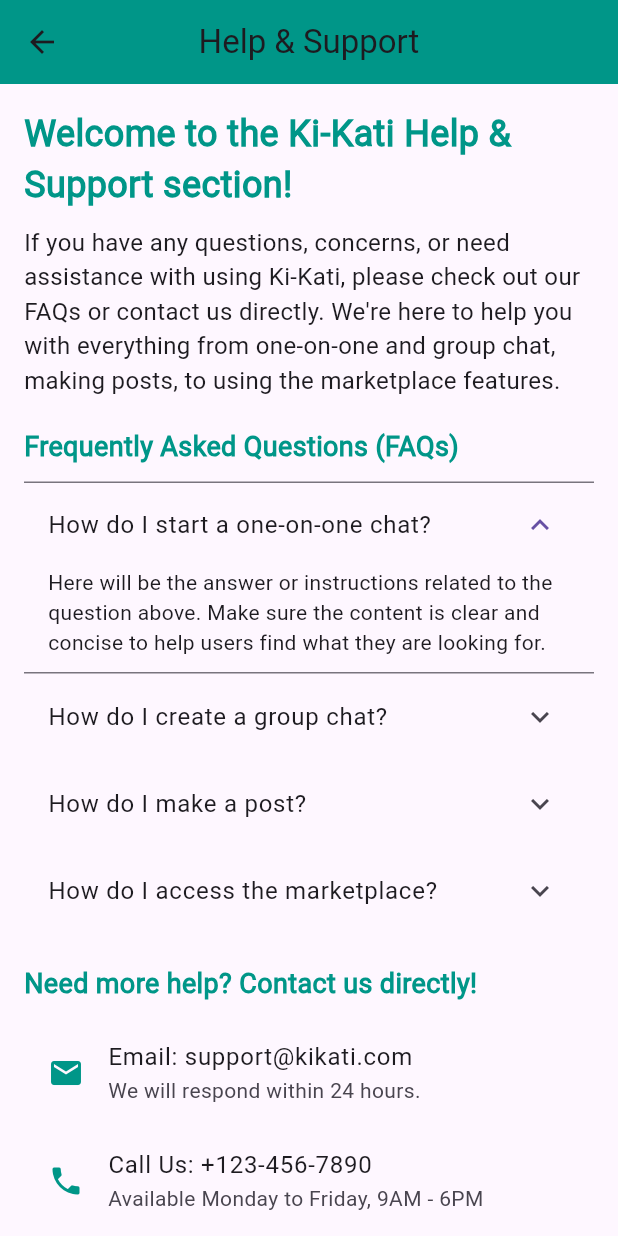
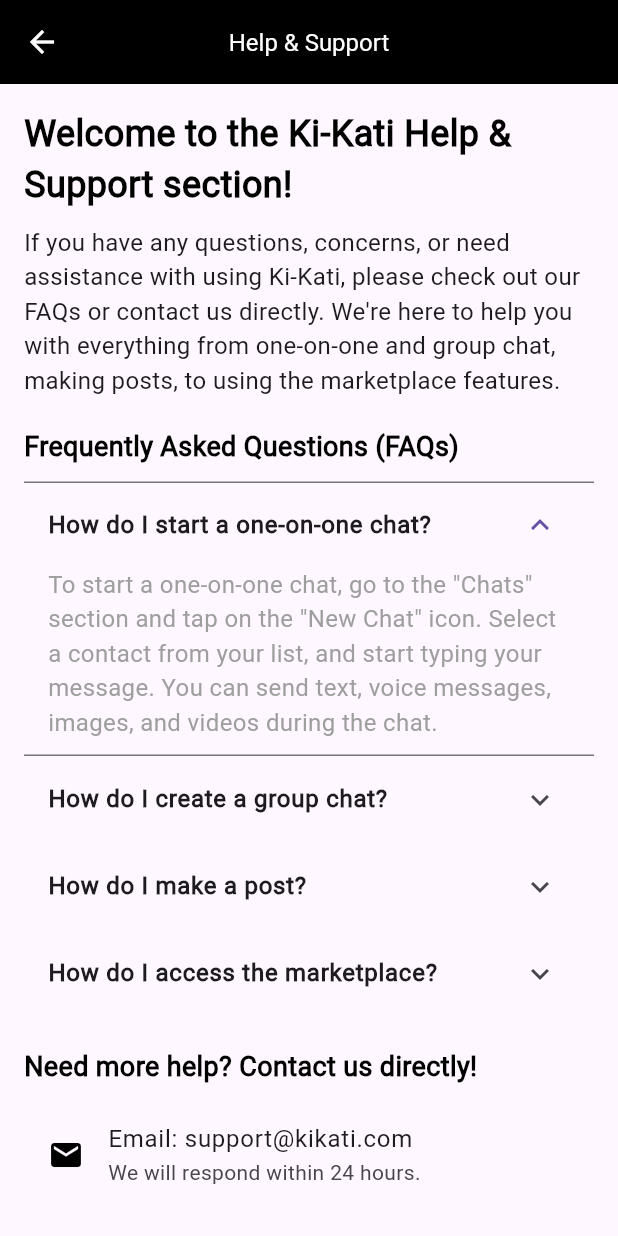
Before and after one commit to nsengiyumva-wilberforce/Ki-kati, a Flutter app: the HelpScreen screen opened directly, after a tap on "How do I start a one-on-one chat?", on a phone screen of 412 x 824 dp. Run offline on Flutter 3.47's test engine with Material 3 defaults, Android fonts, the phone set to English and light mode, and no system bars; our stand-ins replace dio, file_picker, flutter_contacts, flutter_secure_storage, permission_handler, share_plus and 1 more; accounts and stored records are empty.

Commit message:
added share, help, account screens

```diff
--- a/lib/components/help_screen.dart
+++ b/lib/screens/help_screen.dart
@@ -7,9 +7,13 @@
   Widget build(BuildContext context) {
     return Scaffold(
       appBar: AppBar(
-        title: const Text('Help & Support'),
+        foregroundColor: Colors.white,
+        title: const Text(
+          'Help & Support',
+          style: TextStyle(fontSize: 16),
+        ),
         centerTitle: true,
-        backgroundColor: Colors.teal,
+        backgroundColor: Colors.black,
       ),
       body: Padding(
         padding: const EdgeInsets.all(16.0),
@@ -21,7 +25,7 @@
               style: TextStyle(
                 fontSize: 24,
                 fontWeight: FontWeight.bold,
-                color: Colors.teal,
+                color: Colors.black,
               ),
             ),
             const SizedBox(height: 10),
@@ -37,7 +41,7 @@
               style: TextStyle(
                 fontSize: 18,
                 fontWeight: FontWeight.bold,
-                color: Colors.teal,
+                color: Colors.black,
               ),
             ),
             const SizedBox(height: 10),
@@ -53,17 +57,17 @@
               style: TextStyle(
                 fontSize: 18,
                 fontWeight: FontWeight.bold,
-                color: Colors.teal,
+                color: Colors.black,
               ),
             ),
             const SizedBox(height: 10),
             const ListTile(
-              leading: Icon(Icons.email, color: Colors.teal),
+              leading: Icon(Icons.email, color: Colors.black),
               title: Text('Email: support@kikati.com'),
               subtitle: Text('We will respond within 24 hours.'),
             ),
             const ListTile(
-              leading: Icon(Icons.phone, color: Colors.teal),
+              leading: Icon(Icons.phone, color: Colors.black),
               title: Text('Call Us: +123-456-7890'),
               subtitle: Text('Available Monday to Friday, 9AM - 6PM'),
             ),
@@ -75,7 +79,7 @@
                 Navigator.pop(context); // Go back to the previous screen
               },
               style: ElevatedButton.styleFrom(
-                iconColor: Colors.teal,
+                iconColor: Colors.black,
                 padding:
                     const EdgeInsets.symmetric(vertical: 12, horizontal: 20),
                 shape: RoundedRectangleBorder(
@@ -83,7 +87,7 @@
                 ),
               ),
               child: const Text(
-                'Back to Home',
+                'Move Back To Settings',
                 style: TextStyle(fontSize: 16),
               ),
             ),
@@ -98,18 +102,34 @@
     return ExpansionTile(
       title: Text(
         question,
-        style: const TextStyle(fontSize: 16, fontWeight: FontWeight.w500),
+        style: const TextStyle(fontSize: 16, fontWeight: FontWeight.w600),
       ),
-      children: const <Widget>[
+      children: <Widget>[
         Padding(
-          padding: EdgeInsets.symmetric(horizontal: 16.0),
+          padding: const EdgeInsets.symmetric(horizontal: 16.0),
           child: Text(
-            'Here will be the answer or instructions related to the question above. Make sure the content is clear and concise to help users find what they are looking for.',
-            style: TextStyle(fontSize: 14),
+            _getAnswerForQuestion(question),
+            style: const TextStyle(fontSize: 16, color: Colors.grey),
           ),
         ),
-        SizedBox(height: 10),
+        const SizedBox(height: 10),
       ],
     );
   }
+
+  // Method to get answer based on the question
+  String _getAnswerForQuestion(String question) {
+    switch (question) {
+      case 'How do I start a one-on-one chat?':
+        return 'To start a one-on-one chat, go to the "Chats" section and tap on the "New Chat" icon. Select a contact from your list, and start typing your message. You can send text, voice messages, images, and videos during the chat.';
+      case 'How do I create a group chat?':
+        return 'To create a group chat, navigate to the "Groups" section and tap the "Create Group" button. Add members from your contact list, give the group a name, and customize the group settings. Once done, you can start chatting and sharing media with everyone in the group.';
+      case 'How do I make a post?':
+        return 'To make a post, go to the "Home" screen and tap the "Create Post" button. You can add text, images, or videos to your post. Once you are happy with it, tap "Post" to share it with your followers and the Ki-Kati community. Posts can be commented on or liked by others.';
+      case 'How do I access the marketplace?':
+        return 'To access the marketplace, tap on the "Marketplace" tab from the bottom navigation bar. You can browse through different categories of products, list your own items for sale, or make purchases. If you see something you like, you can contact the seller directly through the marketplace chat feature.';
+      default:
+        return 'Sorry, we don\'t have an answer for this question yet.';
+    }
+  }
 }
--- a/lib/screens/login_screen.dart
+++ b/lib/screens/login_screen.dart
@@ -97,6 +97,7 @@
         //await secureStorage.write(key: 'authToken', value: response['body']['token']);
 
         //store userInformation to secure storage!
+        print(response['body']);
         await storageService.storeData('user_data', response['body']);
 
         print("token saved to secure storage!");
--- a/pubspec.yaml
+++ b/pubspec.yaml
@@ -47,6 +47,7 @@
   # contacts_service: ^0.6.3
   flutter_contacts: ^1.1.9+2
   permission_handler: ^10.0.0
+  share_plus: ^10.1.2
 
 dev_dependencies:
   flutter_test:
```
Also changed, not shown: lib/screens/contact_list_screen.dart (+6 -1 lines), lib/screens/search_screen.dart (+10 -12 lines), lib/screens/settings_screen.dart (+16 -4 lines), lib/screens/user_profile_screen.dart (added, +333 -0 lines), pubspec.lock, 5 other files.
